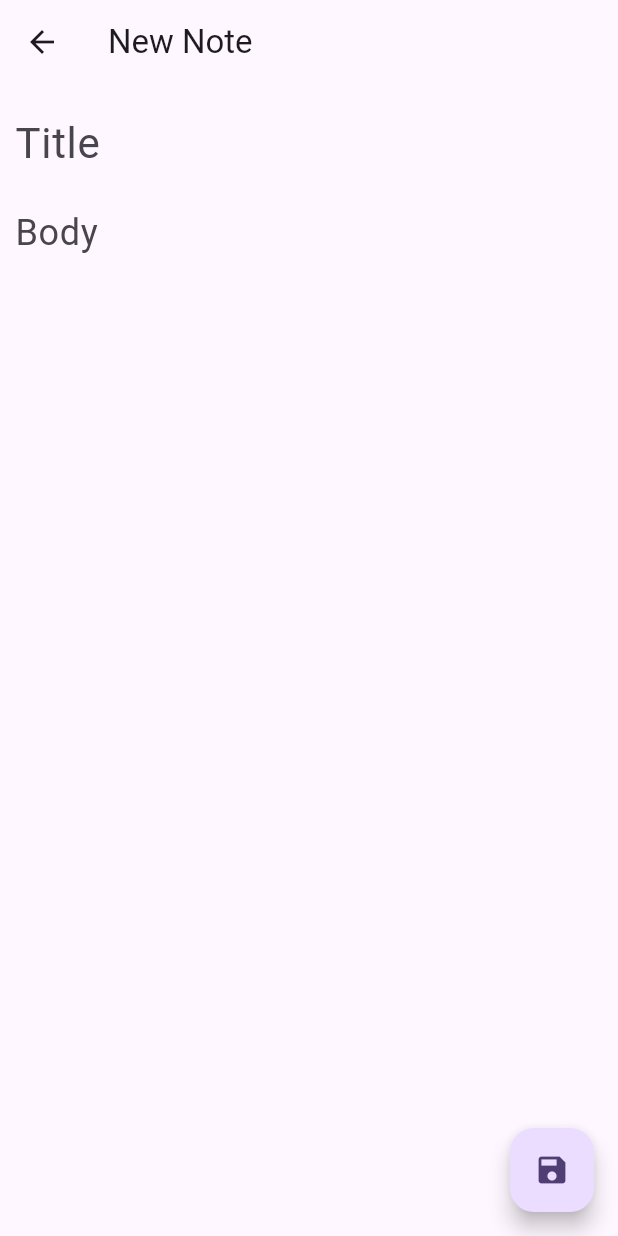
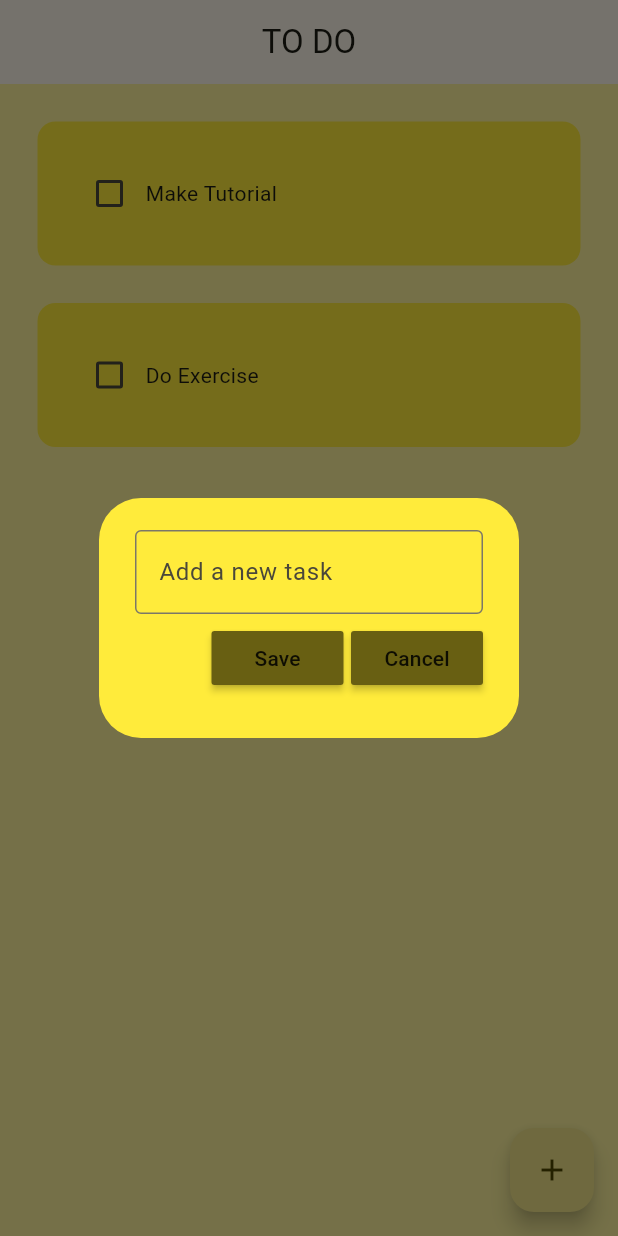
Before and after one commit to rckash/hive_crud_app, a Flutter app: the screen it shows after launch, after a tap on the "add" icon, on a phone screen of 412 x 824 dp. Run offline on Flutter 3.47's test engine with Material 2 defaults, Android fonts, the phone set to English and light mode, and no system bars; drawn by our look-alikes of flutter_slidable; our stand-ins replace hive_flutter; accounts and stored records are empty.

Commit message:
finished app

```diff
--- /dev/null
+++ b/lib/data/database.dart
@@ -0,0 +1,29 @@
+import 'package:hive_flutter/hive_flutter.dart';
+
+class ToDoDatabase {
+
+  List toDoList = [];
+
+  // reference our box
+  final _myBox = Hive.box('mybox');
+
+  // run this method if this is the 1st time ever opening this app
+  void createInitialData() {
+    toDoList = [
+      ["Make Tutorial", false],
+      ["Do Exercise", false]
+    ];
+  }
+
+  // load the data from database
+  void loadData() {
+    toDoList = _myBox.get("TODOLIST");
+  }
+
+  // update the database
+  void updateDatabase() {
+    _myBox.put("TODOLIST", toDoList);
+  }
+
+
+}
--- a/lib/main.dart
+++ b/lib/main.dart
@@ -1,7 +1,15 @@
 import 'package:flutter/material.dart';
 import 'package:hive_crud_app/screens/home_screen.dart';
+import 'package:hive_flutter/hive_flutter.dart';
 
-void main() {
+void main() async {
+
+  // init the hive
+  await Hive.initFlutter();
+
+  // open a box
+  var box = await Hive.openBox('mybox');
+
   runApp(const MyApp());
 }
 
@@ -14,7 +22,7 @@
     return MaterialApp(
       title: 'Flutter Demo',
       theme: ThemeData(
-        colorScheme: ColorScheme.fromSeed(seedColor: Colors.deepPurple),
+        colorScheme: ColorScheme.fromSeed(seedColor: Colors.yellow),
         useMaterial3: true,
       ),
       home: const HomeScreen(),
--- a/lib/models/note_model.dart
+++ /dev/null
@@ -1,6 +0,0 @@
-class Note{
-  final String title;
-  final String body;
-
-  Note({required this.title, required this.body});
-}
--- a/lib/screens/create_note.dart
+++ /dev/null
@@ -1,73 +0,0 @@
-
-import 'package:flutter/material.dart';
-import 'package:hive_crud_app/models/note_model.dart';
-
-class CreateNote extends StatefulWidget {
-  const CreateNote({super.key});
-
-  @override
-  State<CreateNote> createState() => _CreateNoteState();
-}
-
-class _CreateNoteState extends State<CreateNote> {
-
-  final titleController = TextEditingController();
-  final bodyController = TextEditingController();
-
-  @override
-  Widget build(BuildContext context) {
-    return Scaffold(
-      appBar: AppBar(
-        title: const Text(
-          "New Note"
-        ),
-      ),
-
-      body: Padding(
-        padding: const EdgeInsets.all(10),
-        child: Column(
-          children: [
-            TextFormField(
-              controller: titleController,
-              style: const TextStyle(
-                fontSize: 28
-              ),
-          decoration: const InputDecoration(
-            border: InputBorder.none,
-            hintText: "Title"
-          ),
-              ),
-            const SizedBox(height: 5),
-            TextFormField(
-              controller: bodyController,
-              style: const TextStyle(
-                  fontSize: 24
-              ),
-              decoration: const InputDecoration(
-                  border: InputBorder.none,
-                  hintText: "Body"
-              ),
-            ),
-          ],
-        ),
-      ),
-
-      floatingActionButton: FloatingActionButton(
-        onPressed: (){
-          if(titleController.text.isEmpty){
-            return;
-          }
-          if(bodyController.text.isEmpty){
-            return;
-          }
-
-          final note = Note(
-              title: titleController.text,
-              body: bodyController.text
-          );
-        },
-        child: const Icon(Icons.save),
-      ),
-    );
-  }
-}
--- a/lib/screens/home_screen.dart
+++ b/lib/screens/home_screen.dart
@@ -1,6 +1,8 @@
 import 'package:flutter/material.dart';
-import 'package:hive_crud_app/models/note_model.dart';
-import 'package:hive_crud_app/screens/create_note.dart';
+import 'package:hive_crud_app/data/database.dart';
+import 'package:hive_crud_app/util/dialog_box.dart';
+import 'package:hive_crud_app/util/todo_tile.dart';
+import 'package:hive_flutter/hive_flutter.dart';
 
 class HomeScreen extends StatefulWidget {
   const HomeScreen({super.key});
@@ -10,24 +12,93 @@
 }
 
 class _HomeScreenState extends State<HomeScreen> {
+  // reference the hive box
+  final _myBox = Hive.box('mybox');
+  ToDoDatabase db = ToDoDatabase();
 
-  List<Note> notes = List.empty(growable: true);
+  @override
+  void initState() {
+    // if this is the 1st time ever opening the app, then create default data
+    if (_myBox.get("TODOLIST") == null) {
+      db.createInitialData();
+    } else {
+      // there already exists data
+      db.loadData();
+    }
+
+
+    super.initState();
+  }
+
+  // text controller
+  final _controller = TextEditingController();
+
+  // checkbox was tapped
+  void checkBoxChanged(bool? value, int index){
+    setState(() {
+      db.toDoList[index][1] = !db.toDoList[index][1];
+    });
+    db.updateDatabase();
+  }
+
+  // save new task
+  void saveNewTask() {
+    setState(() {
+      db.toDoList.add([ _controller.text, false ]);
+      _controller.clear();
+    });
+    Navigator.of(context).pop();
+    db.updateDatabase();
+  }
+
+  // create new task
+  void createNewTask() {
+    showDialog(
+        context: context,
+        builder: (context) {
+          return DialogBox(
+            controller: _controller,
+            onSave: saveNewTask,
+            onCancel: () => Navigator.of(context).pop(),
+          );
+        }
+    );
+  }
+
+  // delete task
+  void deleteTask(int index) {
+    setState(() {
+      db.toDoList.removeAt(index);
+    });
+    db.updateDatabase();
+  }
 
   @override
   Widget build(BuildContext context) {
     return Scaffold(
+      backgroundColor: Colors.yellow[200],
       appBar: AppBar(
-        title: const Text(
-          "Hive CRUD"
-        ),
+        title: const Text("TO DO"),
+        elevation: 0,
         centerTitle: true,
       ),
+      body: ListView.builder(
+        itemCount: db.toDoList.length,
+        itemBuilder: (context, index) {
+          return ToDoTile(
+            taskName: db.toDoList[index][0],
+            taskCompleted: db.toDoList[index][1],
+            onChanged: (value) => checkBoxChanged(value, index),
+            deleteFunction: (context) => deleteTask,
+          );
+        },
+      ),
       floatingActionButton: FloatingActionButton(
-        onPressed: (){
-          Navigator.of(context).push(MaterialPageRoute(builder: (context)=> const CreateNote()));
-        },
+        onPressed: createNewTask,
         child: const Icon(Icons.add),
       ),
     );
   }
+
+
 }
--- /dev/null
+++ b/lib/util/dialog_box.dart
@@ -0,0 +1,51 @@
+import 'package:flutter/material.dart';
+import 'package:hive_crud_app/util/my_button.dart';
+
+class DialogBox extends StatelessWidget {
+  final controller;
+  VoidCallback onSave;
+  VoidCallback onCancel;
+
+  DialogBox({
+    super.key,
+    required this.controller,
+    required this.onSave,
+    required this.onCancel
+  });
+
+  @override
+  Widget build(BuildContext context) {
+    return AlertDialog(
+      backgroundColor: Colors.yellow,
+      content: Container(
+        height: 120,
+        child: Column(
+          mainAxisAlignment: MainAxisAlignment.spaceEvenly,
+          children: [
+          // get user input
+          TextField(
+            controller: controller,
+            decoration: InputDecoration(
+                border: OutlineInputBorder(),
+                hintText: "Add a new task"
+            ),
+          ),
+
+          // buttons -> save + cancel
+          Row(
+            mainAxisAlignment: MainAxisAlignment.end,
+            children: [
+              // save button
+              MyButton(text: "Save", onPressed: onSave),
+
+              const SizedBox(width: 5,),
+
+              // cancel button
+              MyButton(text: "Cancel", onPressed: onCancel)
+            ],
+          )
+        ],),
+      ),
+    );
+  }
+}
--- /dev/null
+++ b/lib/util/my_button.dart
@@ -0,0 +1,20 @@
+import 'package:flutter/material.dart';
+
+class MyButton extends StatelessWidget {
+  final String text;
+  VoidCallback onPressed;
+  MyButton({
+    super.key,
+    required this.text,
+    required this.onPressed
+  });
+
+  @override
+  Widget build(BuildContext context) {
+    return MaterialButton(
+      onPressed: onPressed,
+      color: Theme.of(context).primaryColor,
+      child: Text(text),
+    );
+  }
+}
--- /dev/null
+++ b/lib/util/todo_tile.dart
@@ -0,0 +1,61 @@
+import 'package:flutter/material.dart';
+import 'package:flutter_slidable/flutter_slidable.dart';
+
+class ToDoTile extends StatelessWidget {
+  final String taskName;
+  final bool taskCompleted;
+  Function(bool?)? onChanged;
+  Function(BuildContext)? deleteFunction;
+
+  ToDoTile({super.key,
+    required this.taskName,
+    required this.taskCompleted,
+    required this.onChanged,
+    required this.deleteFunction
+  });
+
+  @override
+  Widget build(BuildContext context) {
+    return Padding(
+      padding: const EdgeInsets.only(left: 25,right: 25,top: 25),
+      child: Slidable(
+        endActionPane: ActionPane(
+            motion: StretchMotion(),
+            children: [
+              SlidableAction(
+                onPressed: deleteFunction,
+                icon: Icons.delete,
+                backgroundColor: Colors.red,
+                borderRadius: BorderRadius.circular(12),
+              )
+            ]),
+        child: Container (
+          padding: EdgeInsets.all(24),
+          decoration: BoxDecoration(
+              color: Colors.yellow,
+              borderRadius: BorderRadius.circular(12)
+          ),
+          child: Row(
+            children: [
+              // checkbox
+              Checkbox(
+                  value: taskCompleted,
+                  onChanged: onChanged,
+                  activeColor: Colors.black,
+              ),
+
+              // task name
+              Text(
+                taskName,
+                style: TextStyle(decoration: taskCompleted
+                    ? TextDecoration.lineThrough
+                    : TextDecoration.none
+                ),
+              ),
+            ],
+          ),
+        ),
+      )
+    );
+  }
+}
--- a/lib/widgets/note_card.dart
+++ /dev/null
@@ -1,14 +0,0 @@
-import 'package:flutter/material.dart';
-
-class NoteCard extends StatelessWidget {
-  const NoteCard({super.key});
-
-  @override
-  Widget build(BuildContext context) {
-    return InkWell(
-      onTap: (){
-        Navigator.of(context).push(MaterialPageRoute(builder: (context)=>NoteView(note, index,)))
-      },
-    )
-  }
-}
--- a/pubspec.yaml
+++ b/pubspec.yaml
@@ -30,15 +30,20 @@
 dependencies:
   flutter:
     sdk: flutter
+  hive: ^2.2.3
+  hive_flutter: ^1.1.0
 
 
   # The following adds the Cupertino Icons font to your application.
   # Use with the CupertinoIcons class for iOS style icons.
   cupertino_icons: ^1.0.2
+  flutter_slidable: ^1.2.0
 
 dev_dependencies:
   flutter_test:
     sdk: flutter
+  hive_generator: ^1.1.3
+  build_runner: ^2.1.11
 
   # The "flutter_lints" package below contains a set of recommended lints to
   # encourage good coding practices. The lint set provided by the package is
```
Also changed, not shown: pubspec.lock, 1 other file.
